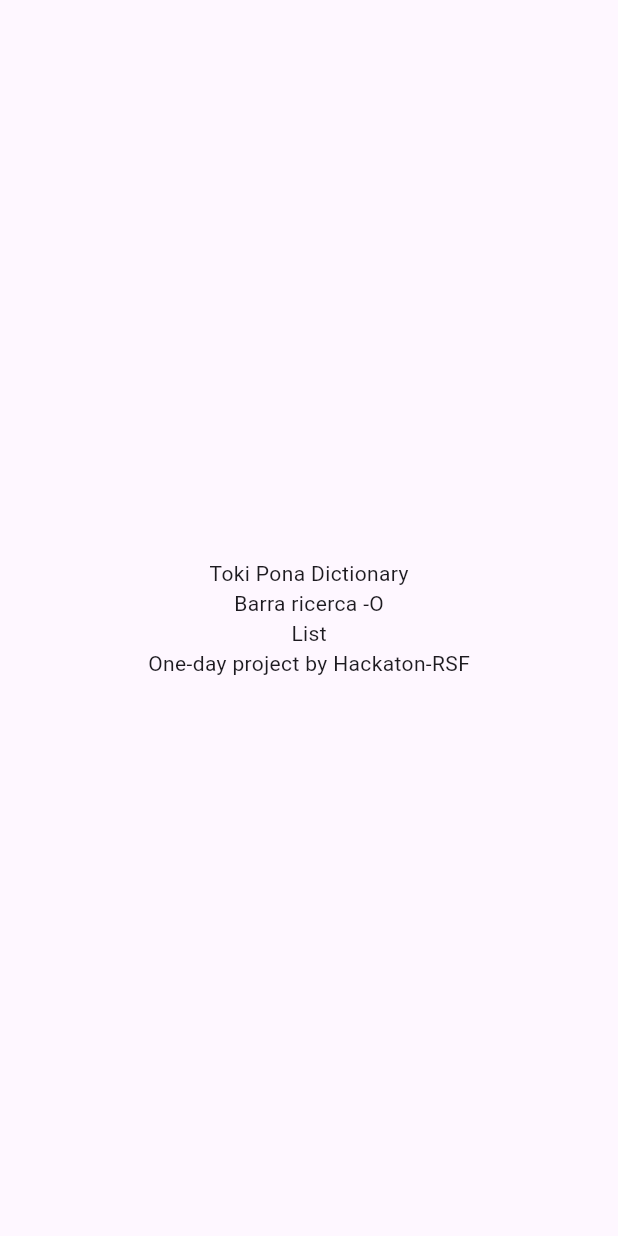
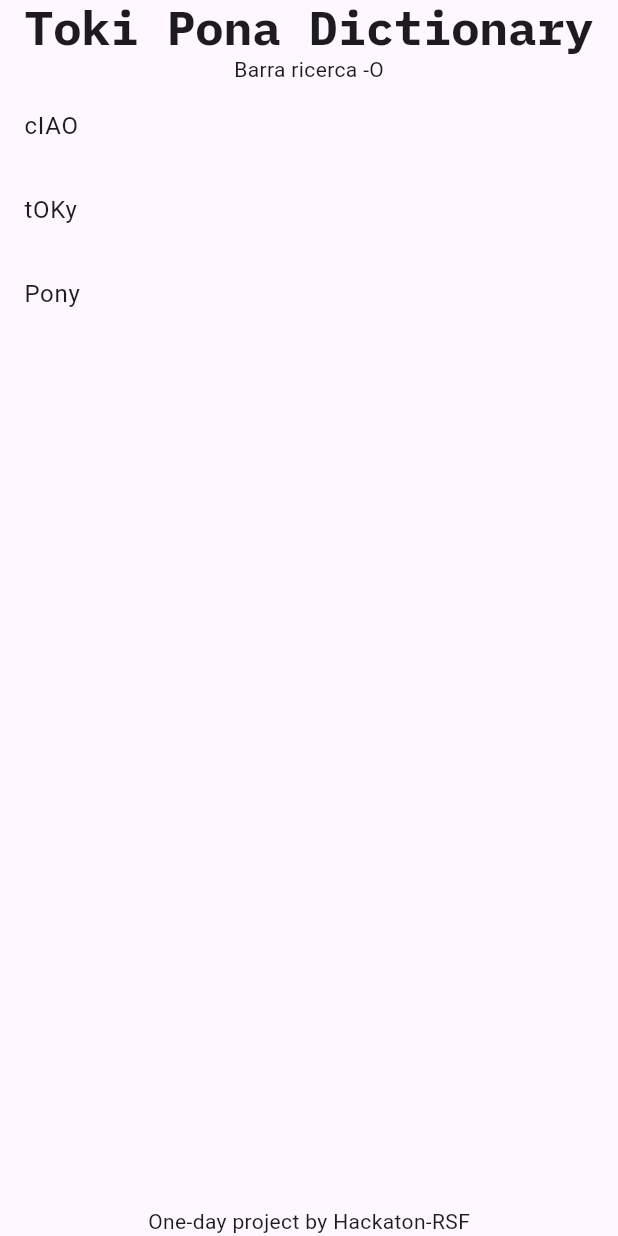
Before and after one commit to hackathon-RSF/toki-pona-dictionary, a Flutter app: the screen it shows after launch, on a phone screen of 412 x 824 dp. Run offline on Flutter 3.47's test engine with Material 3 defaults, Android fonts, the light colour scheme and no system bars; our stand-ins replace google_fonts.

Commit message:
chore: Added first list and fonts lib

```diff
--- a/lib/main.dart
+++ b/lib/main.dart
@@ -1,4 +1,6 @@
 import 'package:flutter/material.dart';
+import 'package:google_fonts/google_fonts.dart';
+import 'shared/widgets/wordsList.dart'; //
 
 void main() {
   runApp(const MyApp());
@@ -104,9 +106,16 @@
           // wireframe for each widget.
           mainAxisAlignment: MainAxisAlignment.center,
           children: <Widget>[
-            const Text('Toki Pona Dictionary'),
+            Text('Toki Pona Dictionary',
+              style: GoogleFonts.ibmPlexMono(
+                textStyle: Theme.of(context).textTheme.displayLarge,
+                fontSize: 32,
+                fontWeight: FontWeight.bold,
+                //fontStyle: FontStyle.italic,
+              ),
+            ),
             const Text('Barra ricerca -O'),
-            const Text('List'),
+            WordsListWidget(),
             const Text('One-day project by Hackaton-RSF'),
             // Text(
             //   '$_counter',
--- /dev/null
+++ b/lib/shared/widgets/wordsList.dart
@@ -0,0 +1,31 @@
+import 'package:flutter/material.dart';
+
+class WordsListWidget extends StatefulWidget {
+  @override
+  State<WordsListWidget> createState() => _WordsListWidgetState();
+}
+
+class _WordsListWidgetState extends State<WordsListWidget> {
+
+  // void _incrementCounter() {
+  //   setState(() {
+
+  //   });
+  // }
+
+  @override
+  Widget build(BuildContext context) {
+    final List<String> words = ["cIAO", "tOKy", "Pony"];//Repository.fetchTodos();
+
+    return Expanded( // 👈 per farlo adattare bene dentro la Column
+      child: ListView.builder(
+        itemCount: words.length,
+        itemBuilder: (context, index) {
+          return ListTile(
+            title: Text(words[index]),
+          );
+        },
+      ),
+    );
+  }
+}
--- a/pubspec.yaml
+++ b/pubspec.yaml
@@ -11,6 +11,7 @@ dependencies:
     sdk: flutter
   english_words: ^4.0.0
   provider: ^6.1.5
+  google_fonts: ^6.3.2
 
 dev_dependencies:
   flutter_test:
```
